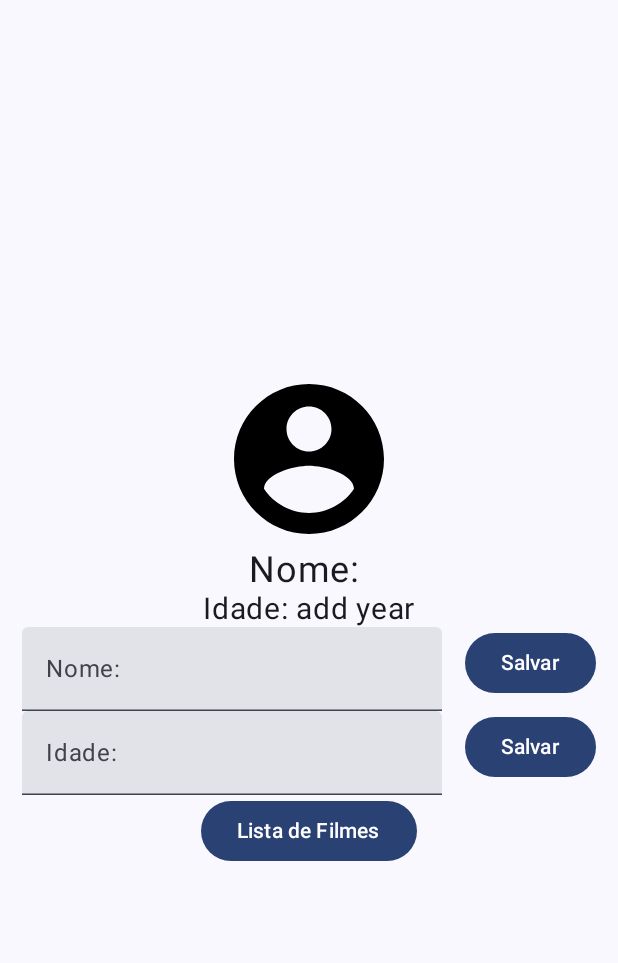
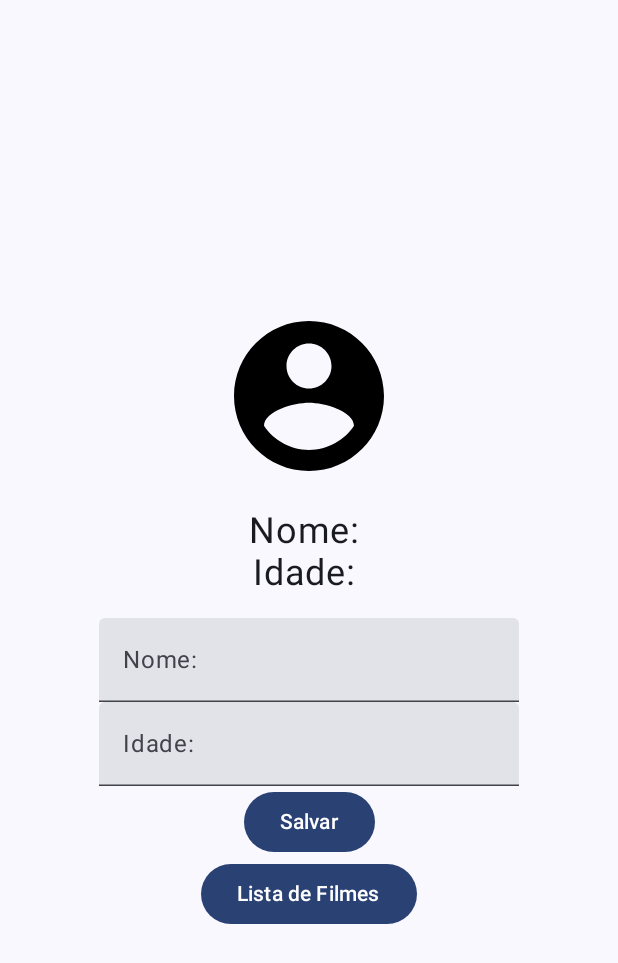
Before and after one commit to arctouch-israelandrade/PrimeiroApp, an Android app built with Jetpack Compose: the screen it shows after launch (MainActivity), after a tap on "Salvar", on a phone screen of 412 x 824 dp. Shown: the top 963 px of the screen. Run offline under Robolectric (Android 15) with nearby library versions, the phone set to English and light mode, and no system bars.

Commit message:
Tirando um botão de salvar

```diff
--- a/app/src/main/java/com/arctouch/primeiroapp/PerfilScreen.kt
+++ b/app/src/main/java/com/arctouch/primeiroapp/PerfilScreen.kt
@@ -4,8 +4,10 @@ import androidx.compose.foundation.Image
 import androidx.compose.foundation.layout.Arrangement
 import androidx.compose.foundation.layout.Column
 import androidx.compose.foundation.layout.Row
+import androidx.compose.foundation.layout.Spacer
 import androidx.compose.foundation.layout.fillMaxSize
 import androidx.compose.foundation.layout.fillMaxWidth
+import androidx.compose.foundation.layout.height
 import androidx.compose.foundation.layout.size
 import androidx.compose.material3.Button
 import androidx.compose.material3.Text
@@ -25,7 +27,6 @@ import androidx.navigation.NavHostController
 
 @Composable
 fun PerfilScreen(navController: NavHostController) {
-
     var nome: String by rememberSaveable { mutableStateOf("") }
     var idade: String by rememberSaveable { mutableStateOf("") }
     var idadeSalva: String by rememberSaveable { mutableStateOf("add year") }
@@ -35,7 +36,8 @@ fun PerfilScreen(navController: NavHostController) {
         modifier = Modifier.fillMaxSize(),
         verticalArrangement = Arrangement.Center,
         horizontalAlignment = Alignment.CenterHorizontally
-    ) {
+    )
+    {
 
         Image(
             painter = painterResource(id = R.drawable.baseline_account_circle_24),
@@ -43,57 +45,51 @@ fun PerfilScreen(navController: NavHostController) {
             modifier = Modifier.size(120.dp)
         )
 
+        Spacer(modifier = Modifier.height(16.dp))
+
         Text(
             text = "Nome: $nomesalva", fontSize = 24.sp
         )
+
         Text(
-            text = "Idade: $idadeSalva", fontSize = 20.sp
+            text = "Idade: $idadeSalva", fontSize = 24.sp
+        )
 
-        )
+        Spacer(modifier = Modifier.height(16.dp))
 
         Row(
             modifier = Modifier.fillMaxWidth(), horizontalArrangement = Arrangement.SpaceEvenly
-        ) {
-
-
+        )
+        {
             Column {
 
-
-
-                Row(
-                    modifier = Modifier.fillMaxWidth(), horizontalArrangement = Arrangement.SpaceEvenly
-                ) {
                 TextField(value = nome, onValueChange = { nome = it }, label = {
                     Text("Nome:")
                 })
 
-                    Button(onClick = { nomesalva = nome }) {
-                        Text("Salvar")
-                    }
-                }
-                Row(
-                    modifier = Modifier.fillMaxWidth(), horizontalArrangement = Arrangement.SpaceEvenly
-                ) {
+
                 TextField(value = idade, onValueChange = { idade = it }, label = {
                     Text("Idade:")
-                    })
 
-                    Button(onClick = { idadeSalva = idade }) {
-                        Text("Salvar")
                 }
-                }
+                )
+
 
             }
         }
 
-        Button(onClick = { navController.navigate("home") }
-
-        ) {
-            Text("Lista de Filmes")
-
+        Button(onClick = {
+            idadeSalva = idade
+            nomesalva = nome
+        }) {
+            Text("Salvar")
 
         }
 
-    }
+        Button(onClick = { navController.navigate("home") }) {
+
+            Text("Lista de Filmes")
 
         }
+    }
+}
```
Lines whose indentation alone changed are shown as unchanged.
